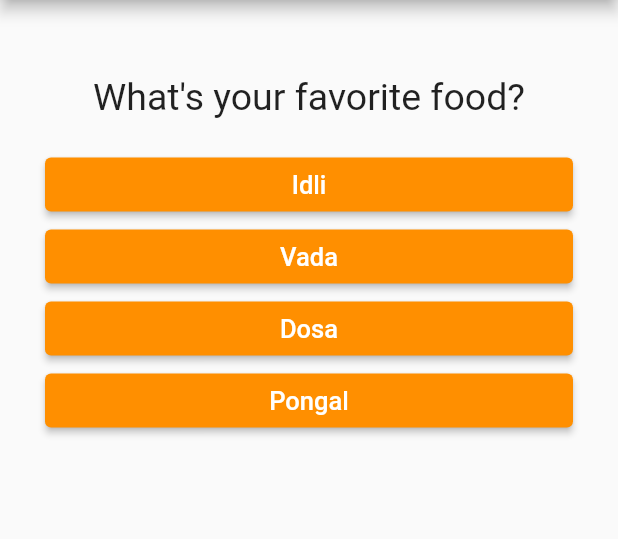
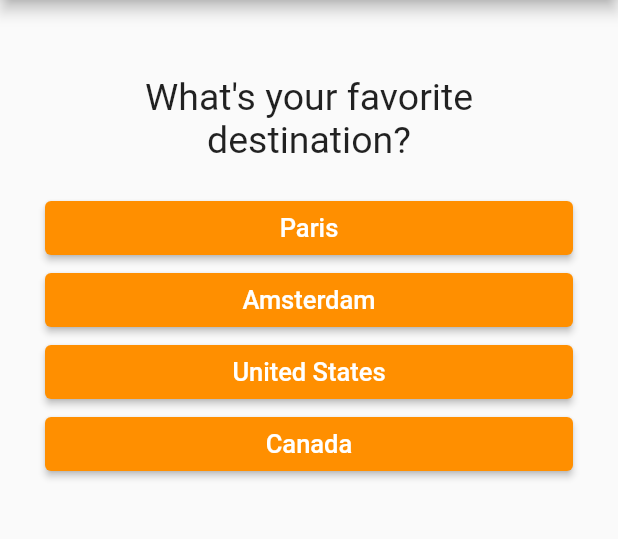
Before and after one commit to Sharan-121/Quiz-App, a Flutter app: the screen it shows after launch, after a tap on "Black", after a tap on "Lion", on a phone screen of 412 x 824 dp, the part 84-623 px from its top. Run offline on Flutter 3.47's test engine with Material 2 defaults, Android fonts, the phone set to English and light mode, and no system bars.

Commit message:
Changed Score values

```diff
--- a/lib/main.dart
+++ b/lib/main.dart
@@ -3,9 +3,6 @@ import './quiz.dart';
 import './question.dart';
 import './answer.dart';
 import './result.dart';
-
-// Flutter apps are just a tree of Widgets.They are the building blocks of any Flutter application.
-// Widget is a special type of object.
 
 void main() {
   runApp(MyApp());
@@ -13,9 +10,6 @@ void main() {
 
 // void main() => runApp(MyApp()); // Short hand notation for function with one expression.
 
-// This widget could be rebuilt whereas the state could be persistent.
-// State is a generic type.
-// setState forces to re-run build method.
 class MyApp extends StatefulWidget {
   @override
   State<StatefulWidget> createState() {
@@ -32,28 +26,28 @@ class _MyAppState extends State<MyApp> {
     {
       'questionText': "What's your favorite color?",
       'answers': [
-        {"text": "Black", "score": 7},
+        {"text": "Black", "score": 3},
         {"text": "Blue", "score": 5},
-        {"text": "Orange", "score": 10},
-        {"text": "Red", "score": 2},
+        {"text": "Orange", "score": 7},
+        {"text": "Red", "score": 10},
       ],
     },
     {
       'questionText': "What's your favorite animal?",
       'answers': [
-        {"text": "Tiger", "score": 7},
-        {"text": "Lion", "score": 8},
-        {"text": "Fox", "score": 10},
-        {"text": "Panda", "score": 5},
+        {"text": "Tiger", "score": 3},
+        {"text": "Lion", "score": 5},
+        {"text": "Fox", "score": 7},
+        {"text": "Panda", "score": 10},
       ],
     },
     {
-      'questionText': "What's your favorite food?",
+      'questionText': "What's your favorite destination?",
       'answers': [
-        {"text": "Idli", "score": 1},
-        {"text": "Vada", "score": 7},
-        {"text": "Dosa", "score": 10},
-        {"text": "Pongal", "score": 2},
+        {"text": "Paris", "score": 3},
+        {"text": "Amsterdam", "score": 5},
+        {"text": "United States", "score": 7},
+        {"text": "Canada", "score": 10},
       ],
     },
   ];
@@ -74,13 +68,8 @@ class _MyAppState extends State<MyApp> {
     });
   }
 
-  // Context holds some metadata about the widget.
   @override
   Widget build(BuildContext context) {
-    // MaterialApp class does a lot of behind the work scenes to display the widgets onto the screen.
-    // Home is the core widget.
-    // Scaffold widget gives the app a basic design and structure.
-    // We can pass only one widget to body.
     return MaterialApp(
       home: Scaffold(
         appBar: AppBar(
--- a/lib/result.dart
+++ b/lib/result.dart
@@ -9,10 +9,12 @@ class Result extends StatelessWidget {
   String get resultPhrase {
     String resultText;
 
-    if (_result > 20) {
-      resultText = "You are awesome";
+    if (_result < 15) {
+      resultText = "You are a Innocent Person";
+    } else if (_result < 25) {
+      resultText = "You are a Matured Person";
     } else {
-      resultText = "You are unique";
+      resultText = "You are a Bold Person";
     }
     return resultText;
   }
```
